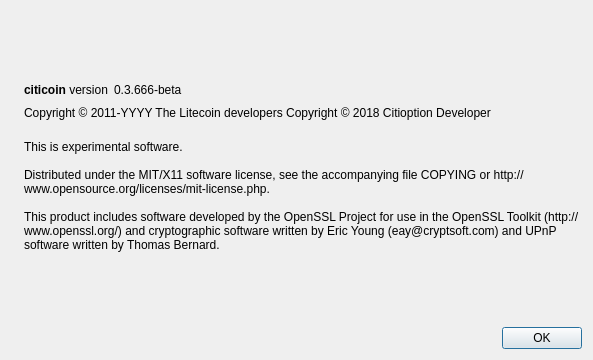
Old version of the form src/qt/forms/aboutdialog.ui in the repository getasis/citicoin-projectcitimaster.
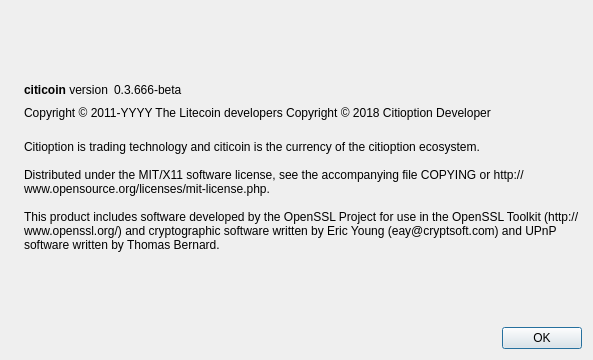
New version of the form. Icons and pictures are not drawn.

```diff
--- a/src/qt/forms/aboutdialog.ui
+++ b/src/qt/forms/aboutdialog.ui
@@ -109,7 +109,7 @@
        </property>
        <property name="text">
         <string>
-This is experimental software.
+Citioption is trading technology and citicoin is the currency of the citioption ecosystem.
 
 Distributed under the MIT/X11 software license, see the accompanying file COPYING or http://www.opensource.org/licenses/mit-license.php.
 
```
